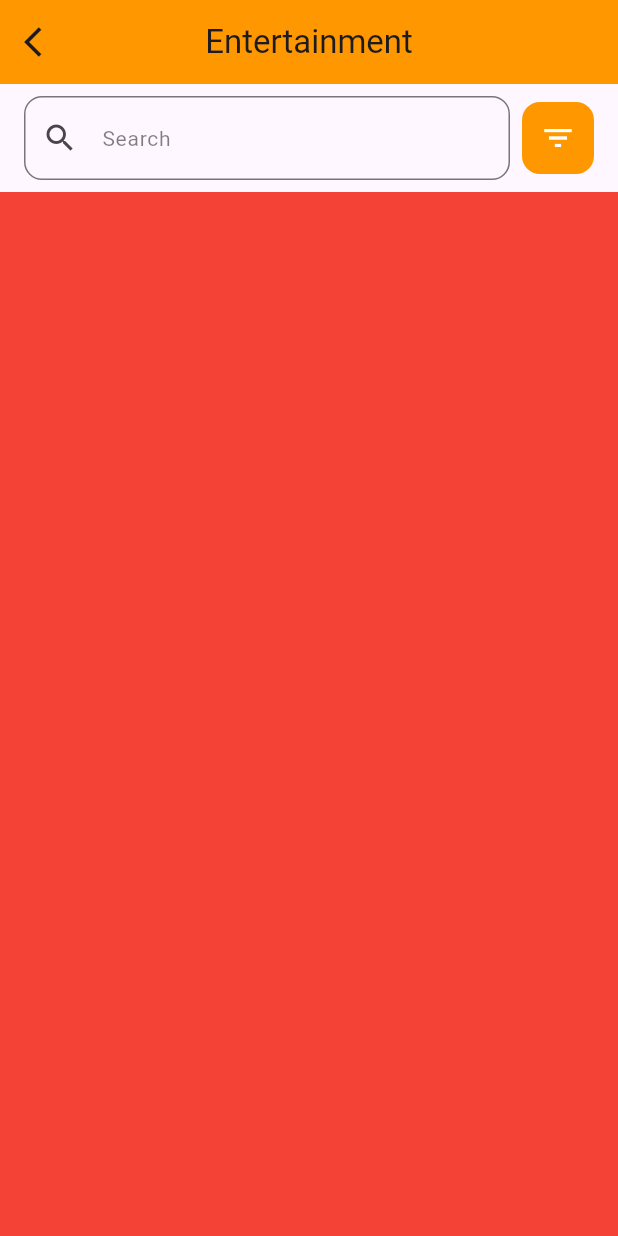
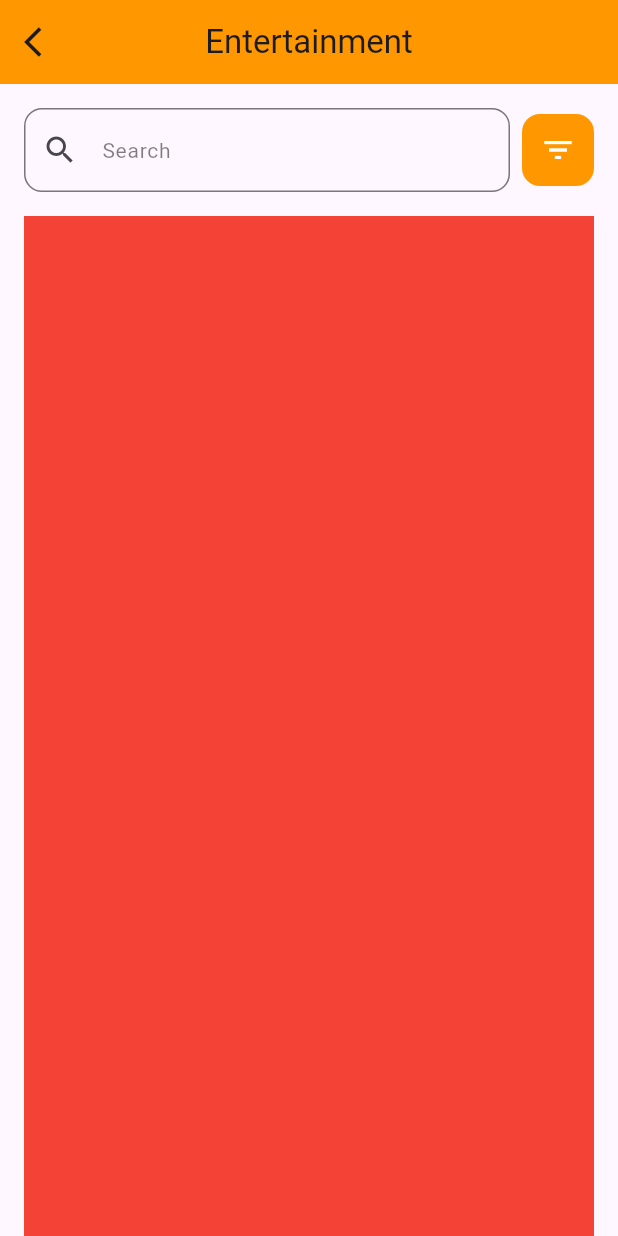
Before and after one commit to Adham-Amin/articles, a Flutter app: the screen it shows after launch, after a tap on "Entertainment", on a phone screen of 412 x 824 dp. Run offline on Flutter 3.47's test engine with Material 3 defaults, Android fonts, the phone set to English and light mode, and no system bars; our stand-ins replace cached_network_image, dartz, dio, equatable, flutter_bloc, get_it and 1 more; network calls fail.

Commit message:
Home Repo & Impl Done

```diff
--- a/lib/Features/home/data/repos/home_repo.dart
+++ b/lib/Features/home/data/repos/home_repo.dart
@@ -4,4 +4,5 @@ import 'package:dartz/dartz.dart';
 
 abstract class HomeRepo {
   Future<Either<Failure, List<ArticleModel>>> fetchArticles();
+  Future<Either<Failure, List<ArticleModel>>> fetchArticlesByCategory({required String category});
 }
--- a/lib/Features/home/presentation/widgets/category_view_body.dart
+++ b/lib/Features/home/presentation/widgets/category_view_body.dart
@@ -7,16 +7,21 @@ class CategoryViewBody extends StatelessWidget {
 
   @override
   Widget build(BuildContext context) {
-    return Column(
+    return Padding(
+      padding: const EdgeInsets.symmetric(horizontal: 16),
+      child: Column(
         children: [
-        Padding(
-          padding: const EdgeInsets.symmetric(horizontal: 16, vertical: 8),
-          child: Row(
+          SizedBox(
+            height: 16,
+          ),
+          Row(
             children: [
               SearchTextField(),
               CustomFilter(),
             ],
           ),
+          SizedBox(
+            height: 16,
           ),
           Expanded(
             child: ListView.builder(
@@ -25,6 +30,7 @@ class CategoryViewBody extends StatelessWidget {
             ),
           ),
         ],
+      ),
     );
   }
 }
```
Also changed, not shown: lib/Features/home/data/repos/home_repo_impl.dart (+21 -0 lines). Lines whose indentation alone changed are shown as unchanged.
